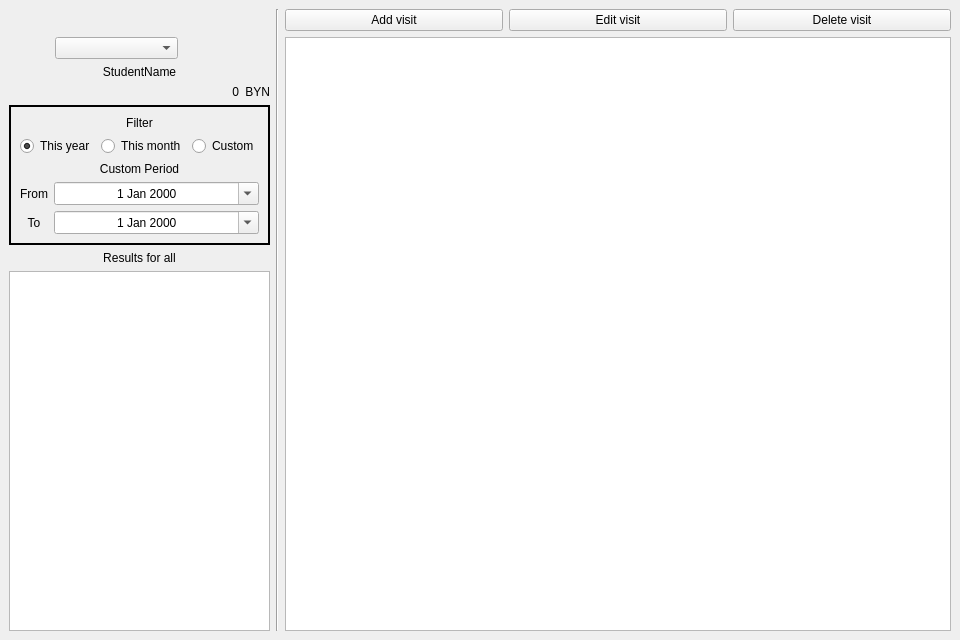
IliaSuponeff/StudentsAccounting, file ui_templates/windows/main_window.ui: the form before one commit.
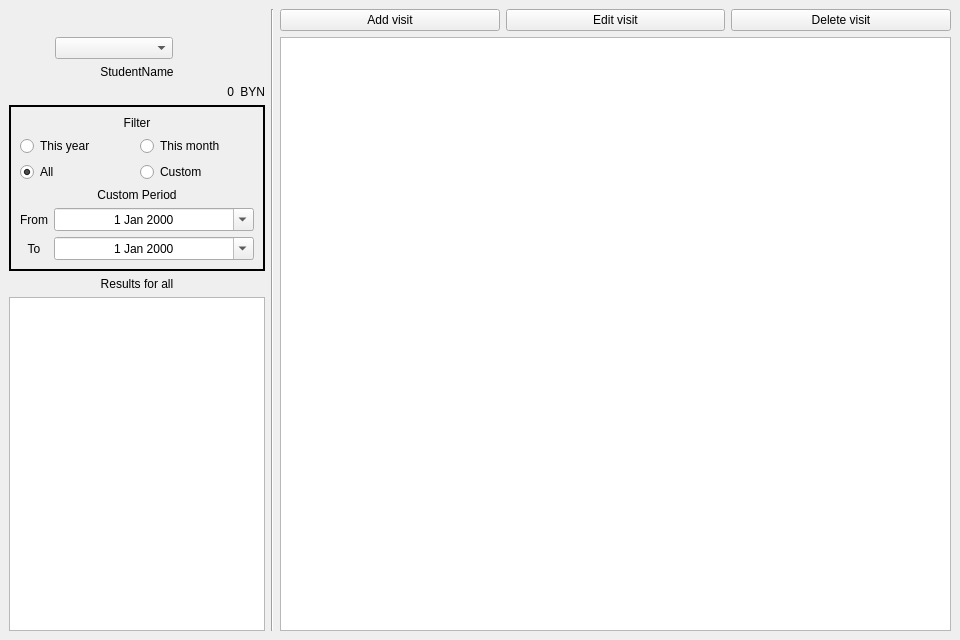
The form after the commit.

Commit message: add_visits_filter

What changed in the file:
```diff
--- a/ui_templates/windows/main_window.ui
+++ b/ui_templates/windows/main_window.ui
@@ -233,25 +233,35 @@
           </widget>
          </item>
          <item>
-          <layout class="QHBoxLayout" name="hLayout_4">
-           <item>
+          <layout class="QGridLayout" name="gLayout_2">
+           <item row="0" column="0">
             <widget class="QRadioButton" name="this_year_filter_rbtn">
              <property name="text">
               <string>This year</string>
              </property>
              <property name="checked">
-              <bool>true</bool>
+              <bool>false</bool>
              </property>
             </widget>
            </item>
-           <item>
+           <item row="0" column="1">
             <widget class="QRadioButton" name="this_month_filter_rbtn">
              <property name="text">
               <string>This month</string>
              </property>
             </widget>
            </item>
-           <item>
+           <item row="1" column="0">
+            <widget class="QRadioButton" name="all_days_filter_rbtn">
+             <property name="text">
+              <string>All</string>
+             </property>
+             <property name="checked">
+              <bool>true</bool>
+             </property>
+            </widget>
+           </item>
+           <item row="1" column="1">
             <widget class="QRadioButton" name="custom_period_rbtn">
              <property name="text">
               <string>Custom</string>
```
The commit also changes 13 other files.
